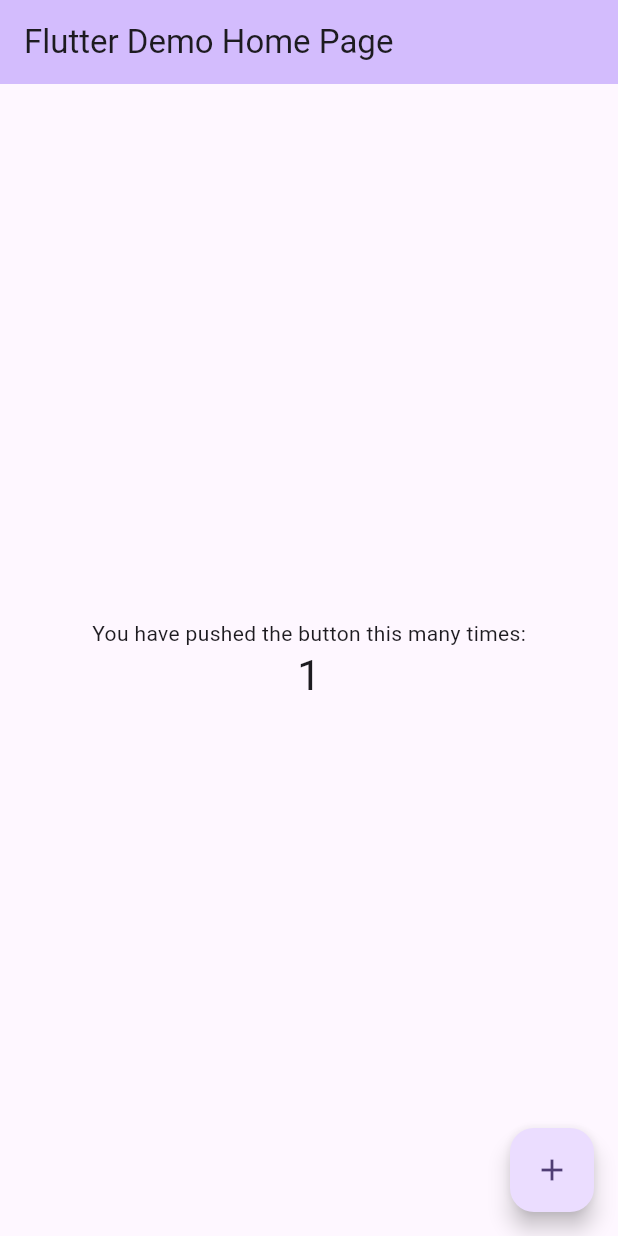
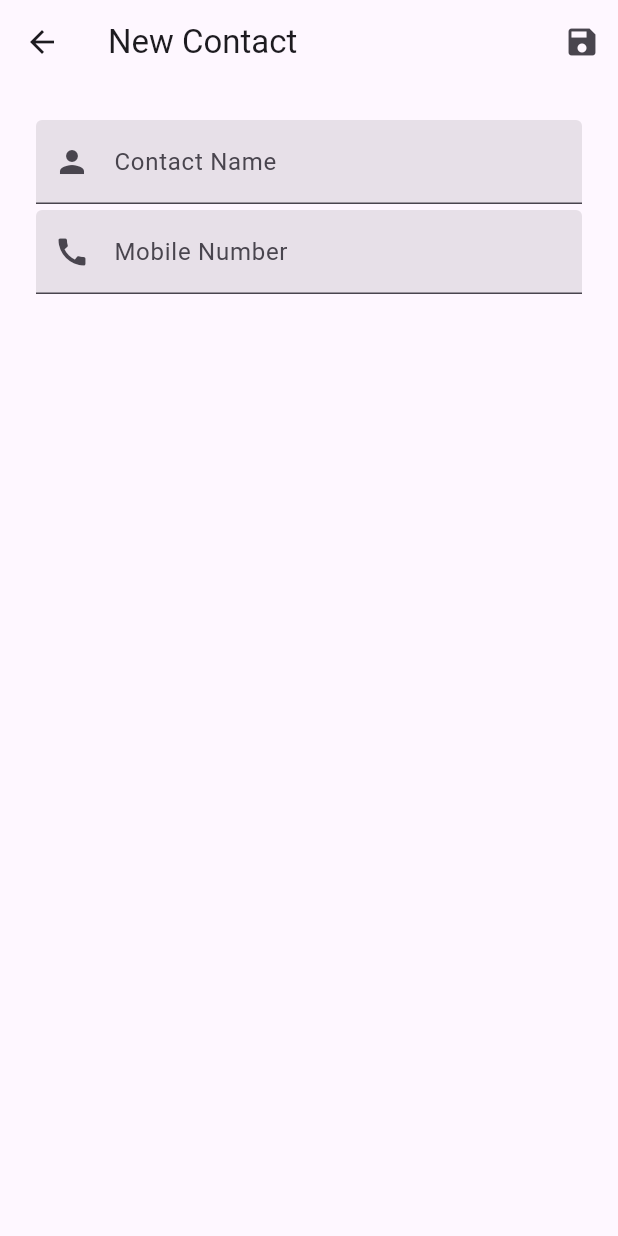
Before and after one commit to rudradcruze/contact_app, a Flutter app: the screen it shows after launch, after a tap on the "add" icon, on a phone screen of 412 x 824 dp. Run offline on Flutter 3.47's test engine with Material 3 defaults, Android fonts, the phone set to English and light mode, and no system bars.

```diff
--- a/lib/main.dart
+++ b/lib/main.dart
@@ -1,3 +1,6 @@
+import 'package:contact_app/pages/details_page.dart';
+import 'package:contact_app/pages/home_page.dart';
+import 'package:contact_app/pages/new_contact_page.dart';
 import 'package:flutter/material.dart';
 
 void main() {
@@ -7,119 +10,21 @@ void main() {
 class MyApp extends StatelessWidget {
   const MyApp({super.key});
 
-  // This widget is the root of your application.
   @override
   Widget build(BuildContext context) {
     return MaterialApp(
+      debugShowCheckedModeBanner: false,
       title: 'Flutter Demo',
       theme: ThemeData(
-        // This is the theme of your application.
-        //
-        // TRY THIS: Try running your application with "flutter run". You'll see
-        // the application has a purple toolbar. Then, without quitting the app,
-        // try changing the seedColor in the colorScheme below to Colors.green
-        // and then invoke "hot reload" (save your changes or press the "hot
-        // reload" button in a Flutter-supported IDE, or press "r" if you used
-        // the command line to start the app).
-        //
-        // Notice that the counter didn't reset back to zero; the application
-        // state is not lost during the reload. To reset the state, use hot
-        // restart instead.
-        //
-        // This works for code too, not just values: Most code changes can be
-        // tested with just a hot reload.
         colorScheme: ColorScheme.fromSeed(seedColor: Colors.deepPurple),
         useMaterial3: true,
       ),
-      home: const MyHomePage(title: 'Flutter Demo Home Page'),
+      initialRoute: HomePage.routeName,
+      routes: {
+        HomePage.routeName : (context) => const HomePage(),
+        NewContactPage.routeName : (context) => const NewContactPage(),
+        DetailsPage.routeName : (context) => const DetailsPage()
+      },
     );
   }
 }
-
-class MyHomePage extends StatefulWidget {
-  const MyHomePage({super.key, required this.title});
-
-  // This widget is the home page of your application. It is stateful, meaning
-  // that it has a State object (defined below) that contains fields that affect
-  // how it looks.
-
-  // This class is the configuration for the state. It holds the values (in this
-  // case the title) provided by the parent (in this case the App widget) and
-  // used by the build method of the State. Fields in a Widget subclass are
-  // always marked "final".
-
-  final String title;
-
-  @override
-  State<MyHomePage> createState() => _MyHomePageState();
-}
-
-class _MyHomePageState extends State<MyHomePage> {
-  int _counter = 0;
-
-  void _incrementCounter() {
-    setState(() {
-      // This call to setState tells the Flutter framework that something has
-      // changed in this State, which causes it to rerun the build method below
-      // so that the display can reflect the updated values. If we changed
-      // _counter without calling setState(), then the build method would not be
-      // called again, and so nothing would appear to happen.
-      _counter++;
-    });
-  }
-
-  @override
-  Widget build(BuildContext context) {
-    // This method is rerun every time setState is called, for instance as done
-    // by the _incrementCounter method above.
-    //
-    // The Flutter framework has been optimized to make rerunning build methods
-    // fast, so that you can just rebuild anything that needs updating rather
-    // than having to individually change instances of widgets.
-    return Scaffold(
-      appBar: AppBar(
-        // TRY THIS: Try changing the color here to a specific color (to
-        // Colors.amber, perhaps?) and trigger a hot reload to see the AppBar
-        // change color while the other colors stay the same.
-        backgroundColor: Theme.of(context).colorScheme.inversePrimary,
-        // Here we take the value from the MyHomePage object that was created by
-        // the App.build method, and use it to set our appbar title.
-        title: Text(widget.title),
-      ),
-      body: Center(
-        // Center is a layout widget. It takes a single child and positions it
-        // in the middle of the parent.
-        child: Column(
-          // Column is also a layout widget. It takes a list of children and
-          // arranges them vertically. By default, it sizes itself to fit its
-          // children horizontally, and tries to be as tall as its parent.
-          //
-          // Column has various properties to control how it sizes itself and
-          // how it positions its children. Here we use mainAxisAlignment to
-          // center the children vertically; the main axis here is the vertical
-          // axis because Columns are vertical (the cross axis would be
-          // horizontal).
-          //
-          // TRY THIS: Invoke "debug painting" (choose the "Toggle Debug Paint"
-          // action in the IDE, or press "p" in the console), to see the
-          // wireframe for each widget.
-          mainAxisAlignment: MainAxisAlignment.center,
-          children: <Widget>[
-            const Text(
-              'You have pushed the button this many times:',
-            ),
-            Text(
-              '$_counter',
-              style: Theme.of(context).textTheme.headlineMedium,
-            ),
-          ],
-        ),
-      ),
-      floatingActionButton: FloatingActionButton(
-        onPressed: _incrementCounter,
-        tooltip: 'Increment',
-        child: const Icon(Icons.add),
-      ), // This trailing comma makes auto-formatting nicer for build methods.
-    );
-  }
-}
--- /dev/null
+++ b/lib/pages/details_page.dart
@@ -0,0 +1,15 @@
+import 'package:flutter/material.dart';
+
+class DetailsPage extends StatelessWidget {
+  const DetailsPage({super.key});
+  static const String routeName = '/details';
+
+  @override
+  Widget build(BuildContext context) {
+    return Scaffold(
+      appBar: AppBar(
+        title: const Text('Details'),
+      ),
+    );
+  }
+}
--- /dev/null
+++ b/lib/pages/home_page.dart
@@ -0,0 +1,20 @@
+import 'package:contact_app/pages/new_contact_page.dart';
+import 'package:flutter/material.dart';
+
+class HomePage extends StatelessWidget {
+  const HomePage({super.key});
+  static const String routeName = '/';
+
+  @override
+  Widget build(BuildContext context) {
+    return Scaffold(
+      floatingActionButton: FloatingActionButton(
+        onPressed: () => Navigator.pushNamed(context, NewContactPage.routeName),
+        child: const Icon(Icons.add),
+      ),
+      appBar: AppBar(
+        title: const Text('Home Page'),
+      ),
+    );
+  }
+}
--- /dev/null
+++ b/lib/pages/new_contact_page.dart
@@ -0,0 +1,88 @@
+import 'package:flutter/material.dart';
+
+class NewContactPage extends StatefulWidget {
+  const NewContactPage({super.key});
+  static const String routeName = '/new_contact';
+
+  @override
+  State<NewContactPage> createState() => _NewContactPageState();
+}
+
+class _NewContactPageState extends State<NewContactPage> {
+  final nameController = TextEditingController();
+  final mobileController = TextEditingController();
+  final formKey = GlobalKey<FormState>();
+  @override
+  Widget build(BuildContext context) {
+    return Scaffold(
+      appBar: AppBar(
+        title: const Text('New Contact'),
+        actions: [
+          IconButton(
+              onPressed: _saveContact,
+              icon: const Icon(Icons.save)
+          )
+        ],
+      ),
+      body: Form(
+        key: formKey,
+        child: ListView(
+          padding: const EdgeInsets.all(24.0),
+          children: [
+            Padding(
+              padding: const EdgeInsets.only(bottom: 4.0),
+              child: TextFormField(
+                controller: nameController,
+                decoration: const InputDecoration(
+                  labelText: 'Contact Name',
+                  filled: true,
+                    prefixIcon: Icon(Icons.person)
+                ),
+                validator: (value) {
+                  if (value == null || value.isEmpty) {
+                    return 'This field must not be empty';
+                  }
+                  if (value.length >= 25) {
+                    return 'Name should be less then 25 characters';
+                  }
+                  return null;
+                },
+              ),
+            ),
+            Padding(
+              padding: const EdgeInsets.only(bottom: 4.0),
+              child: TextFormField(
+                controller: mobileController,
+                decoration: const InputDecoration(
+                  labelText: 'Mobile Number',
+                  filled: true,
+                  prefixIcon: Icon(Icons.call)
+                ),
+                validator: (value) {
+                  if (value == null || value.isEmpty) {
+                    return 'This field must not be empty';
+                  }
+                  return null;
+                },
+              ),
+            ),
+          ],
+        ),
+      ),
+    );
+  }
+
+  void _saveContact() {
+    if (formKey.currentState!.validate()) {
+      final name = nameController.text;
+      final number = mobileController.text;
+    }
+  }
+
+  @override
+  void dispose() {
+    nameController.dispose();
+    mobileController.dispose();
+    super.dispose();
+  }
+}
```
Also changed, not shown: pubspec.yaml (+7 -3 lines), images/placeholder.png (added), pubspec.lock, 3 other files.
